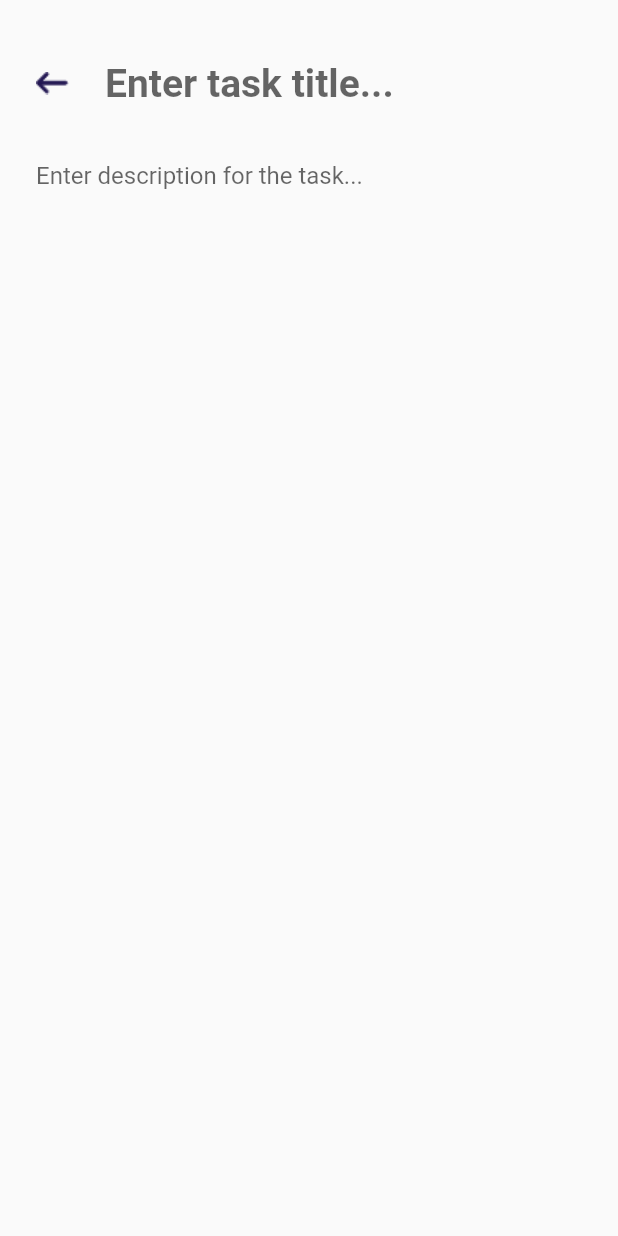
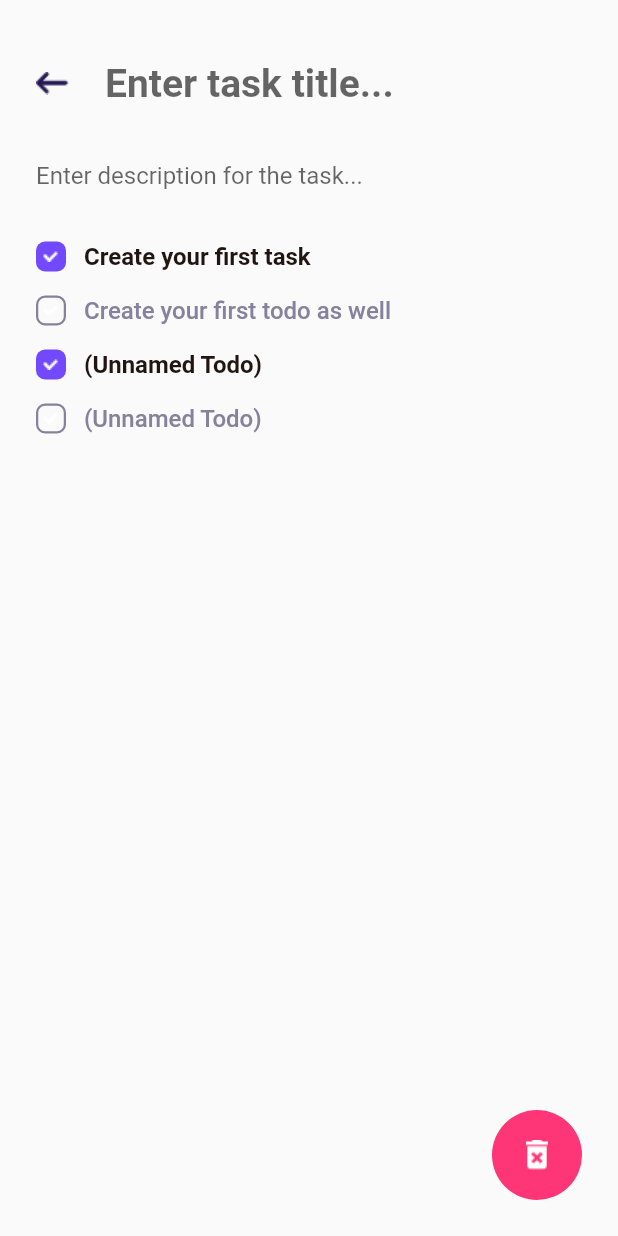
Before and after one commit to haixiangyan/flutter_todo, a Flutter app: the Task screen opened directly, on a phone screen of 412 x 824 dp. Run offline on Flutter 3.47's test engine with Material 2 defaults, Android fonts, the phone set to English and light mode, and no system bars.

Commit message:
feat: 添加 Todo 和删除按钮

```diff
--- a/lib/screens/home.dart
+++ b/lib/screens/home.dart
@@ -14,9 +14,7 @@ class _HomeState extends State<Home> {
       body: SafeArea(
         child: Container(
           width: double.infinity,
-          padding: EdgeInsets.symmetric(
-            horizontal: 24.0,
-          ),
+          padding: EdgeInsets.symmetric(horizontal: 24.0),
           color: Color(0xFFF6F6F6),
           child: Stack(
             children: [
--- a/lib/screens/task.dart
+++ b/lib/screens/task.dart
@@ -1,4 +1,5 @@
 import 'package:flutter/material.dart';
+import 'package:flutter_todo/widgets/Todo.dart';
 
 class Task extends StatefulWidget {
   const Task({Key? key}) : super(key: key);
@@ -13,7 +14,10 @@ class _TaskState extends State<Task> {
     return Scaffold(
       body: SafeArea(
         child: Container(
-          child: Column(
+          child: Stack(
+            children: [
+              Column(
+                crossAxisAlignment: CrossAxisAlignment.start,
                 children: [
                   Padding(
                     padding: EdgeInsets.only(
@@ -49,7 +53,11 @@ class _TaskState extends State<Task> {
                       ]
                     ),
                   ),
-              TextField(
+                  Padding(
+                    padding: EdgeInsets.only(
+                      bottom: 12.0
+                    ),
+                    child: TextField(
                       decoration: InputDecoration(
                         hintText: 'Enter description for the task...',
                         border: InputBorder.none,
@@ -57,8 +65,33 @@ class _TaskState extends State<Task> {
                           horizontal: 24.0
                         )
                       ),
+                    ),
+                  ),
+                  Todo(text: 'Create your first task', isDone: true),
+                  Todo(text: 'Create your first todo as well', isDone: false),
+                  Todo(isDone: true),
+                  Todo(isDone: false),
+                ]
+              ),
+              Positioned(
+                bottom: 24.0,
+                right: 24.0,
+                child: GestureDetector(
+                  onTap: () {
+                    Navigator.push(context, MaterialPageRoute(builder: (context) => Task()));
+                  },
+                  child: Container(
+                      width: 60.0,
+                      height: 60.0,
+                      decoration: BoxDecoration(
+                          color: Color(0xFFFE3577),
+                          borderRadius: BorderRadius.circular(50.0)
+                      ),
+                      child: Image(image: AssetImage('assets/images/delete_icon.png'))
+                  ),
                 )
-            ]
+              )
+            ],
           )
         ),
       )
--- /dev/null
+++ b/lib/widgets/Todo.dart
@@ -0,0 +1,48 @@
+import 'package:flutter/material.dart';
+
+class Todo extends StatelessWidget {
+  final String? text;
+  final bool isDone;
+
+  const Todo({this.text, required this.isDone});
+
+  @override
+  Widget build(BuildContext context) {
+    return Container(
+      padding: EdgeInsets.symmetric(
+        horizontal: 24.0,
+        vertical: 8.0,
+      ),
+      child: Row(
+        children: [
+          Container(
+            width: 20.0,
+            height: 20.0,
+            margin: EdgeInsets.only(
+              right: 12.0
+            ),
+            decoration: BoxDecoration(
+              color: isDone ? Color(0xFF7349FE) : Colors.transparent,
+              borderRadius: BorderRadius.circular(6.0),
+              border: isDone ? null : Border.all(
+                color: Color(0xFF86829D),
+                width: 1.5,
+              )
+            ),
+            child: Image(
+              image: AssetImage('assets/images/check_icon.png')
+            ),
+          ),
+          Text(
+            text ?? '(Unnamed Todo)',
+            style: TextStyle(
+              color: isDone ? Color(0xFF211511) : Color(0xFF86829D),
+              fontSize: 16.0,
+              fontWeight: isDone ? FontWeight.bold : FontWeight.w500,
+            ),
+          ),
+        ],
+      ),
+    );
+  }
+}
```
Lines whose indentation alone changed are shown as unchanged.
